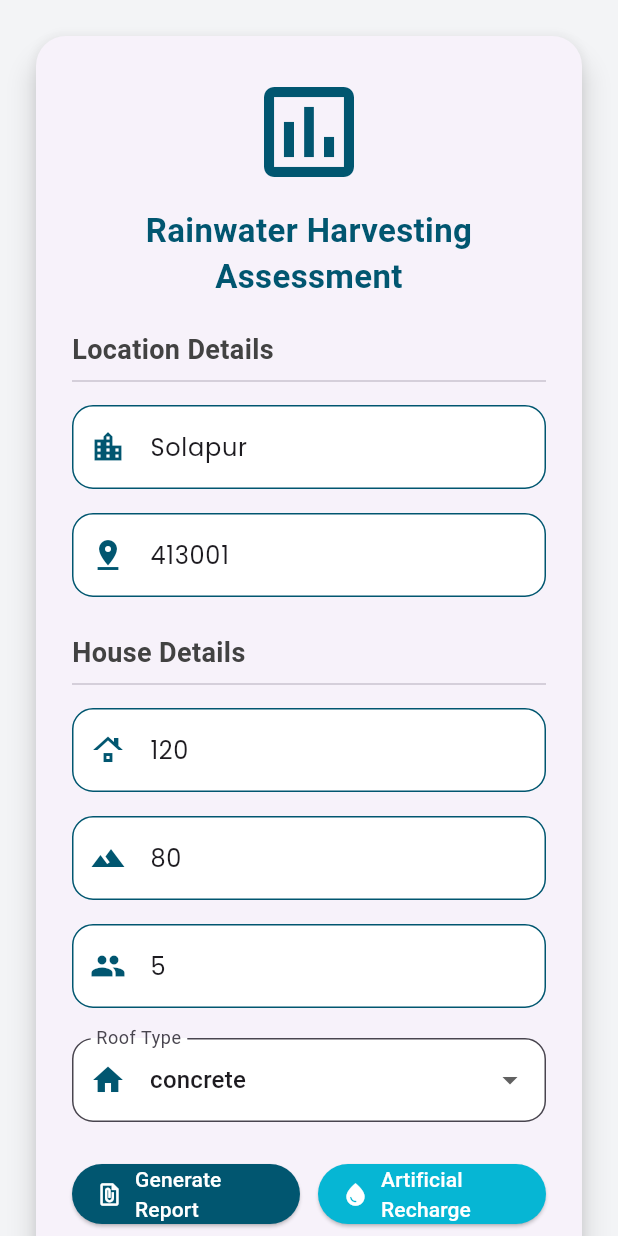
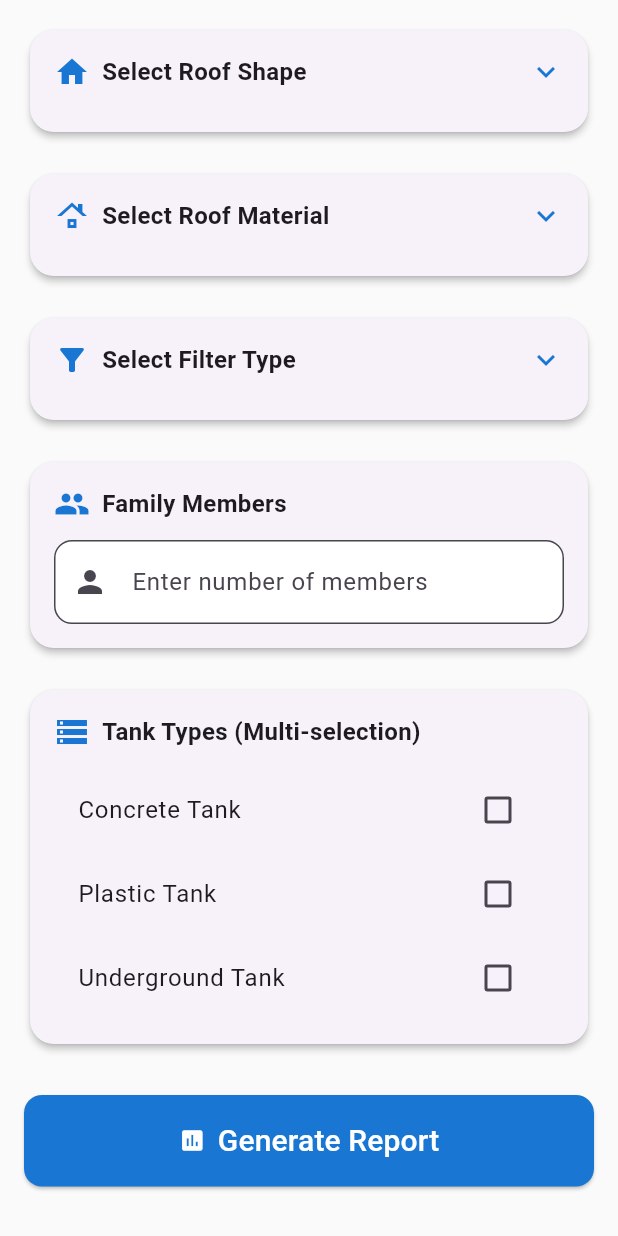
Before and after one commit to codermisba/aquacatch, a Flutter app: the AssessmentPage screen opened directly, on a phone screen of 412 x 824 dp. Run offline on Flutter 3.47's test engine with Material 3 defaults, Android fonts, the phone set to English and light mode, and no system bars; our stand-ins replace cloud_firestore, firebase_auth, firebase_core, google_fonts, lottie; accounts and stored records are empty.

Commit message:
changes made in assessment

```diff
--- a/lib/assesment_page.dart
+++ b/lib/assesment_page.dart
@@ -1,299 +1,404 @@
 import 'package:flutter/material.dart';
-import 'package:http/http.dart' as http;
-import 'dart:convert';
-import 'components.dart';
-import 'result_page.dart';
+import 'package:flutter/services.dart';
 
 class AssessmentPage extends StatefulWidget {
   const AssessmentPage({super.key});
 
   @override
-  // ignore: library_private_types_in_public_api
-  _AssessmentPageState createState() => _AssessmentPageState();
+  AssessmentPageState createState() => AssessmentPageState();
 }
 
-class _AssessmentPageState extends State<AssessmentPage> {
-  final TextEditingController _locationController =
-      TextEditingController(text: "Solapur");
-  final TextEditingController _pincodeController =
-      TextEditingController(text: "413001");
-  final TextEditingController _roofAreaController =
-      TextEditingController(text: "120"); // sqft
-  final TextEditingController _openSpaceController =
-      TextEditingController(text: "80"); // sqft
-  final TextEditingController _dwellersController =
-      TextEditingController(text: "5");
+class AssessmentPageState extends State<AssessmentPage>
+    with TickerProviderStateMixin {
+  final _formKey = GlobalKey<FormState>();
 
-  String _roofType = "concrete";
-  bool _isLoading = false;
+  final _familyMembersController = TextEditingController();
 
-  /// 🚀 Navigate to result page after calculations
-Future<void> _navigateToResult() async {
-  setState(() => _isLoading = true);
+  // Separate variables for each section
+  String? _selectedRoofShape; // Flat/Sloped
+  String? _selectedRoofMaterial; // Concrete/GI Sheet/Asbestos
+  String? _selectedFilterType;
+  List<String> _selectedTanks = [];
 
-  String location = _locationController.text.trim();
-  String pincode = _pincodeController.text.trim();
-  int dwellers = int.tryParse(_dwellersController.text) ?? 1;
+  bool _isRoofShapeExpanded = false;
+  bool _isRoofMaterialExpanded = false;
+  bool _isFilterExpanded = false;
 
-  // ✅ Convert sqft to m² for calculation
-  double roofAreaSqft = double.tryParse(_roofAreaController.text) ?? 0;
-  // double openSpaceSqft = double.tryParse(_openSpaceController.text) ?? 0;
-  double roofAreaM2 = roofAreaSqft * 0.092903; // 1 sqft = 0.092903 m²
-  // double openSpaceM2 = openSpaceSqft * 0.092903;
+  late AnimationController _fadeController;
+  late AnimationController _slideController;
+  late Animation<double> _fadeAnimation;
+  late Animation<Offset> _slideAnimation;
 
-  // Fetch rainfall (mm)
-  Map<String, dynamic> rainfallData = await _fetchRainfallData(location, pincode);
-  double annualRainfall = rainfallData['annual']; // mm/year
-  // List<double> last7Days = rainfallData['last7Days'];
+  // Rooftop shape options (with images)
+  final List<Map<String, String>> _rooftopOptions = [
+    {
+      'value': 'Flat Roof',
+      'label': 'Flat Roof',
+      'image': 'assets/images/flat_roof.png',
+    },
+    {
+      'value': 'Sloped Roof',
+      'label': 'Sloped Roof',
+      'image': 'assets/images/sloped_roof.png',
+    },
+  ];
 
-  // Runoff coefficient
-  Map<String, double> coefficients = {
-    "concrete": 0.85,
-    "gi_sheet": 0.95,
-    "asbestos": 0.80,
-  };
-  double coeff = coefficients[_roofType] ?? 0.85;
+  // Rooftop material options (text only)
+  final List<Map<String, String>> _rooftypeOptions = [
+    {'value': 'concrete', 'label': 'Concrete'},
+    {'value': 'gi_sheet', 'label': 'GI Sheet'},
+    {'value': 'asbestos', 'label': 'Asbestos'},
+  ];
 
-  // Annual water demand (liters)
-  double annualDemand = dwellers * 135 * 365; // 135 liters per person per day
+  // Filter options (with images)
+  final List<Map<String, String>> _filterOptions = [
+    {
+      'value': 'Sand Filter',
+      'label': 'Sand Filter',
+      'image': 'assets/images/sand_filter.jpg',
+    },
+    {
+      'value': 'Charcoal Filter',
+      'label': 'Charcoal Filter',
+      'image': 'assets/images/charcoal_filter.png',
+    },
+    {
+      'value': 'RCC First Flush Filter',
+      'label': 'RCC First Flush Filter',
+      'image': 'assets/images/first_flush.png',
+    },
+  ];
 
-  // Potential harvested water (liters)
-  // annualRainfall (mm) * roofArea (m²) * coeff * 1000 = liters
-  double potentialLiters = (annualRainfall / 1000) * roofAreaM2 * coeff * 1000;
+  final List<String> _tankOptions = [
+    'Concrete Tank',
+    'Plastic Tank',
+    'Underground Tank',
+  ];
 
-  // Structure recommendation based on potential vs demand
-  String structure;
-  if (potentialLiters < 0.5 * annualDemand) {
-    structure = "Small tank on rooftop";
-  } else if (potentialLiters > 4 * annualDemand) {
-    structure = "Large underground tank";
-  } else {
-    structure = "Medium-sized surface tank";
+  @override
+  void initState() {
+    super.initState();
+    _fadeController = AnimationController(
+      duration: const Duration(milliseconds: 800),
+      vsync: this,
+    );
+    _slideController = AnimationController(
+      duration: const Duration(milliseconds: 600),
+      vsync: this,
+    );
+
+    _fadeAnimation = Tween<double>(
+      begin: 0.0,
+      end: 1.0,
+    ).animate(CurvedAnimation(parent: _fadeController, curve: Curves.easeIn));
+
+    _slideAnimation =
+        Tween<Offset>(begin: const Offset(0, 0.3), end: Offset.zero).animate(
+          CurvedAnimation(parent: _slideController, curve: Curves.easeOutCubic),
+        );
+
+    _fadeController.forward();
+    _slideController.forward();
   }
 
-  // Cost estimation
-  Map<String, double> costs = {
-    "Small tank on rooftop": 10000,
-    "Medium-sized surface tank": 25000,
-    "Large underground tank": 50000,
-  };
-  double cost = costs[structure] ?? 0;
+  @override
+  void dispose() {
+    _familyMembersController.dispose();
+    _fadeController.dispose();
+    _slideController.dispose();
+    super.dispose();
+  }
 
-  // Savings calculation (assume ₹ per liter)
-  double savings = potentialLiters * 0.005; // adjust rate if needed
+  void _submitForm() {
+    if (_formKey.currentState!.validate()) {
+      ScaffoldMessenger.of(context).showSnackBar(
+        SnackBar(
+          content: const Text('Report generated successfully!'),
+          backgroundColor: Colors.green.shade600,
+          behavior: SnackBarBehavior.floating,
+          shape: RoundedRectangleBorder(
+            borderRadius: BorderRadius.circular(10),
+          ),
+        ),
+      );
+    }
+  }
 
-  setState(() => _isLoading = false);
-
-  // Navigate to result page
-  Navigator.push(
-    // ignore: use_build_context_synchronously
-    context,
-    MaterialPageRoute(
-      builder: (_) => ResultPage(
-        annualRainfall: annualRainfall,
-        potentialLiters: potentialLiters,
-        structure: structure,
-        cost: cost,
-        savings: savings,
-        dwellers: dwellers,
-        roofArea: roofAreaSqft, // show sqft to user
-        // openSpace: openSpaceSqft, // show sqft to user
-        // annualDemand: annualDemand,
-        // last7Days: last7Days,
+  // ------------------ Reusable Expandable Selector ------------------
+  Widget _buildExpandableSelector({
+    required String title,
+    required IconData icon,
+    required List<Map<String, String>> options,
+    required String? selectedValue,
+    required bool isExpanded,
+    required VoidCallback onToggle,
+    required ValueChanged<String?> onChanged,
+  }) {
+    return Card(
+      shape: RoundedRectangleBorder(borderRadius: BorderRadius.circular(16)),
+      elevation: 2,
+      child: Padding(
+        padding: const EdgeInsets.all(16),
+        child: Column(
+          crossAxisAlignment: CrossAxisAlignment.start,
+          children: [
+            GestureDetector(
+              onTap: onToggle,
+              child: Row(
+                mainAxisAlignment: MainAxisAlignment.spaceBetween,
+                children: [
+                  Row(
+                    children: [
+                      Icon(icon, color: Colors.blue.shade700),
+                      const SizedBox(width: 8),
+                      Text(
+                        selectedValue ?? title,
+                        style: const TextStyle(
+                          fontSize: 16,
+                          fontWeight: FontWeight.bold,
+                        ),
+                      ),
+                    ],
+                  ),
+                  Icon(
+                    isExpanded
+                        ? Icons.keyboard_arrow_up
+                        : Icons.keyboard_arrow_down,
+                    color: Colors.blue.shade700,
+                  ),
+                ],
+              ),
+            ),
+            const SizedBox(height: 12),
+            if (isExpanded)
+              Wrap(
+                spacing: 16,
+                runSpacing: 16,
+                children: options.map((option) {
+                  final isSelected = selectedValue == option['value'];
+                  return GestureDetector(
+                    onTap: () => onChanged(option['value']),
+                    child: Container(
+                      width: MediaQuery.of(context).size.width / 2 - 32,
+                      padding: const EdgeInsets.all(12),
+                      decoration: BoxDecoration(
+                        color: isSelected
+                            ? Colors.blue.withOpacity(0.1)
+                            : Colors.grey[100],
+                        border: Border.all(
+                          color: isSelected
+                              ? Colors.blue
+                              : Colors.grey.shade300,
+                          width: 2,
+                        ),
+                        borderRadius: BorderRadius.circular(12),
+                      ),
+                      child: Column(
+                        children: [
+                          if (option['image'] != null) ...[
+                            ClipRRect(
+                              borderRadius: BorderRadius.circular(8),
+                              child: Image.asset(
+                                option['image']!,
+                                width: 60,
+                                height: 60,
+                                fit: BoxFit.cover,
+                              ),
+                            ),
+                            const SizedBox(height: 6),
+                          ],
+                          Text(
+                            option['label'] ?? option['value']!,
+                            textAlign: TextAlign.center,
+                            style: TextStyle(
+                              fontSize: 14,
+                              fontWeight: FontWeight.w500,
+                              color: isSelected ? Colors.blue : Colors.black87,
+                            ),
+                          ),
+                        ],
+                      ),
+                    ),
+                  );
+                }).toList(),
+              ),
+          ],
         ),
       ),
     );
   }
 
-  /// 🌧 Fetch rainfall using location + pincode
-Future<Map<String, dynamic>> _fetchRainfallData(String location, String pincode) async {
-  try {
-    // 1️⃣ Get coordinates (lat, lon) from OpenStreetMap
-    final geoUrl = Uri.parse(
-        "https://nominatim.openstreetmap.org/search?city=$location&postalcode=$pincode&country=India&format=json&limit=1");
-    final geoResp = await http.get(
-      geoUrl,
-      headers: {"User-Agent": "RainHarvestApp/1.0 (your_email@example.com)"},
+  InputDecoration _inputDecoration(String hint) {
+    return InputDecoration(
+      hintText: hint,
+      border: OutlineInputBorder(borderRadius: BorderRadius.circular(12)),
+      filled: true,
+      fillColor: Colors.white,
     );
-
-    if (geoResp.statusCode != 200) {
-      return {'annual': 1000.0, 'last7Days': List.filled(7, 2.0)};
   }
 
-    final geoData = json.decode(geoResp.body);
-    if (geoData.isEmpty) {
-      return {'annual': 1000.0, 'last7Days': List.filled(7, 2.0)};
-    }
-
-    double lat = double.parse(geoData[0]["lat"]);
-    double lon = double.parse(geoData[0]["lon"]);
-
-    // 2️⃣ Dates for NASA POWER API
-    DateTime today = DateTime.now();
-    DateTime lastYear = today.subtract(const Duration(days: 365));
-
-    String startDate = "${lastYear.year}${lastYear.month.toString().padLeft(2,'0')}${lastYear.day.toString().padLeft(2,'0')}";
-    String endDate = "${today.year}${today.month.toString().padLeft(2,'0')}${today.day.toString().padLeft(2,'0')}";
-
-    // 3️⃣ NASA POWER API request (daily corrected precipitation = PRECTOTCORR)
-    final nasaUrl = Uri.parse(
-        "https://power.larc.nasa.gov/api/temporal/daily/point?parameters=PRECTOTCORR&community=AG&longitude=$lon&latitude=$lat&start=$startDate&end=$endDate&format=JSON");
-
-    final nasaResp = await http.get(nasaUrl);
-
-    if (nasaResp.statusCode != 200) {
-      return {'annual': 1000.0, 'last7Days': List.filled(7, 2.0)};
-    }
-
-    final nasaData = json.decode(nasaResp.body);
-
-    // 4️⃣ Extract daily precipitation (mm/day) and filter invalid values
-    Map<String, dynamic> values = nasaData["properties"]["parameter"]["PRECTOTCORR"];
-    List<double> dailyRainfall = values.values
-    .map((e) => e == null ? 0.0 : (e as num).toDouble())
-    .map((e) => e < 0 ? 0.0 : e)
-    .toList()
-    .cast<double>();
-
-    // 5️⃣ Annual rainfall
-    double annualRainfall = dailyRainfall.fold(0.0, (prev, e) => prev + e);
-
-    // 6️⃣ Last 7 days rainfall
-    List<double> last7Days = dailyRainfall.length >= 7
-        ? dailyRainfall.skip(dailyRainfall.length - 7).toList()
-        : List.from(dailyRainfall);
-
-    return {'annual': annualRainfall, 'last7Days': last7Days};
-  } catch (e) {
-    debugPrint("Rainfall API Error: $e");
-    return {'annual': 1000.0, 'last7Days': List.filled(7, 2.0)};
-  }
+  Widget _buildSectionCard({
+    required IconData icon,
+    required String title,
+    required Widget child,
+  }) {
+    return Card(
+      elevation: 2,
+      shape: RoundedRectangleBorder(borderRadius: BorderRadius.circular(16)),
+      child: Padding(
+        padding: const EdgeInsets.all(16),
+        child: Column(
+          crossAxisAlignment: CrossAxisAlignment.start,
+          children: [
+            Row(
+              children: [
+                Icon(icon, color: Colors.blue.shade700),
+                const SizedBox(width: 8),
+                Text(
+                  title,
+                  style: const TextStyle(
+                    fontSize: 16,
+                    fontWeight: FontWeight.bold,
+                  ),
+                ),
+              ],
+            ),
+            const SizedBox(height: 12),
+            child,
+          ],
+        ),
+      ),
+    );
   }
 
   @override
   Widget build(BuildContext context) {
     return Scaffold(
-      backgroundColor: bgColor,
-
-      body: Center(
+      backgroundColor: Colors.grey.shade50,
+      body: FadeTransition(
+        opacity: _fadeAnimation,
+        child: SlideTransition(
+          position: _slideAnimation,
           child: SingleChildScrollView(
-          padding: const EdgeInsets.all(20),
-          child: Card(
-            shape: RoundedRectangleBorder(borderRadius: BorderRadius.circular(20)),
-            elevation: 8,
-            child: Padding(
-              padding: const EdgeInsets.all(24.0),
+            padding: const EdgeInsets.all(16),
+            child: Form(
+              key: _formKey,
               child: Column(
-                mainAxisSize: MainAxisSize.min,
                 children: [
-                  const Icon(Icons.assessment_outlined,
-                      size: 80, color: primaryColor),
-                  const SizedBox(height: 10),
-                  const Text(
-                    "Rainwater Harvesting Assessment",
-                    textAlign: TextAlign.center,
-                    style: TextStyle(
-                        fontSize: 22,
-                        fontWeight: FontWeight.bold,
-                        color: primaryColor),
+                  // Roof Shape (with images)
+                  _buildExpandableSelector(
+                    title: 'Select Roof Shape',
+                    icon: Icons.home,
+                    options: _rooftopOptions,
+                    selectedValue: _selectedRoofShape,
+                    isExpanded: _isRoofShapeExpanded,
+                    onToggle: () => setState(
+                      () => _isRoofShapeExpanded = !_isRoofShapeExpanded,
+                    ),
+                    onChanged: (value) =>
+                        setState(() => _selectedRoofShape = value),
                   ),
                   const SizedBox(height: 20),
 
-                  /// Location details
-                  Align(
-                    alignment: Alignment.centerLeft,
-                    child: Text("Location Details",
-                        style: TextStyle(
-                            fontSize: 18,
-                            fontWeight: FontWeight.w600,
-                            color: Colors.grey[800])),
+                  // Roof Material (text only)
+                  _buildExpandableSelector(
+                    title: 'Select Roof Material',
+                    icon: Icons.roofing,
+                    options: _rooftypeOptions,
+                    selectedValue: _selectedRoofMaterial,
+                    isExpanded: _isRoofMaterialExpanded,
+                    onToggle: () => setState(
+                      () => _isRoofMaterialExpanded = !_isRoofMaterialExpanded,
                     ),
-                  const Divider(),
-                  customTextField(
-                      controller: _locationController,
-                      hint: "Location",
-                      icon: Icons.location_city),
-                  customTextField(
-                      controller: _pincodeController,
-                      hint: "Pincode",
-                      icon: Icons.pin_drop),
+                    onChanged: (value) =>
+                        setState(() => _selectedRoofMaterial = value),
+                  ),
+                  const SizedBox(height: 20),
 
-                  const SizedBox(height: 16),
+                  // Filter Type
+                  _buildExpandableSelector(
+                    title: 'Select Filter Type',
+                    icon: Icons.filter_alt,
+                    options: _filterOptions,
+                    selectedValue: _selectedFilterType,
+                    isExpanded: _isFilterExpanded,
+                    onToggle: () =>
+                        setState(() => _isFilterExpanded = !_isFilterExpanded),
+                    onChanged: (value) =>
+                        setState(() => _selectedFilterType = value),
+                  ),
 
-                  /// House details
-                  Align(
-                    alignment: Alignment.centerLeft,
-                    child: Text("House Details",
-                        style: TextStyle(
-                            fontSize: 18,
-                            fontWeight: FontWeight.w600,
-                            color: Colors.grey[800])),
-                  ),
-                  const Divider(),
-                  customTextField(
-                      controller: _roofAreaController,
-                      hint: "Rooftop Area (sqft)",
-                      icon: Icons.roofing),
-                  customTextField(
-                      controller: _openSpaceController,
-                      hint: "Open Space Area (sqft)",
-                      icon: Icons.landscape),
-                  customTextField(
-                      controller: _dwellersController,
-                      hint: "Number of Dwellers",
-                      icon: Icons.people),
-                  const SizedBox(height: 12),
+                  const SizedBox(height: 20),
 
-                  DropdownButtonFormField<String>(
-                    initialValue: _roofType,
-                    decoration: InputDecoration(
-                      labelText: "Roof Type",
-                      prefixIcon: const Icon(Icons.home, color: primaryColor),
-                      filled: true,
-                      fillColor: Colors.white,
-                      border: OutlineInputBorder(
-                        borderRadius: BorderRadius.circular(14),
-                        borderSide: const BorderSide(color: primaryColor),
+                  // Family Members
+                  _buildSectionCard(
+                    icon: Icons.people,
+                    title: 'Family Members',
+                    child: TextFormField(
+                      controller: _familyMembersController,
+                      keyboardType: TextInputType.number,
+                      inputFormatters: [FilteringTextInputFormatter.digitsOnly],
+                      decoration: _inputDecoration(
+                        'Enter number of members',
+                      ).copyWith(prefixIcon: const Icon(Icons.person)),
+                      validator: (value) {
+                        if (value == null || value.isEmpty) {
+                          return 'Please enter number of family members';
+                        }
+                        if (int.tryParse(value) == null ||
+                            int.parse(value) <= 0) {
+                          return 'Enter a valid number';
+                        }
+                        return null;
+                      },
                     ),
                   ),
-                    items: ["concrete", "gi_sheet", "asbestos"]
-                        .map((type) =>
-                            DropdownMenuItem(value: type, child: Text(type)))
-                        .toList(),
-                    onChanged: (val) => setState(() => _roofType = val!),
+
+                  const SizedBox(height: 20),
+
+                  // Tanks
+                  _buildSectionCard(
+                    icon: Icons.storage,
+                    title: 'Tank Types (Multi-selection)',
+                    child: Column(
+                      children: _tankOptions.map((tank) {
+                        return CheckboxListTile(
+                          title: Text(tank),
+                          value: _selectedTanks.contains(tank),
+                          onChanged: (value) {
+                            setState(() {
+                              if (value == true) {
+                                _selectedTanks.add(tank);
+                              } else {
+                                _selectedTanks.remove(tank);
+                              }
+                            });
+                          },
+                        );
+                      }).toList(),
+                    ),
                   ),
 
-                  const SizedBox(height: 24),
+                  const SizedBox(height: 30),
 
-                  /// Buttons
-                  _isLoading
-                      ? const CircularProgressIndicator(color: primaryColor)
-                      : Row(
-                          children: [
-                            Expanded(
+                  SizedBox(
+                    width: double.infinity, // Makes button full width
                     child: ElevatedButton.icon(
-                                icon: const Icon(Icons.file_present,
-                                    color: Colors.white),
-                                label: const Text("Generate Report",
-                                    style: TextStyle(color: Colors.white)),
+                      onPressed: _submitForm,
+                      icon: const Icon(Icons.assessment),
+                      label: const Text(
+                        'Generate Report',
+                        style: TextStyle(fontSize: 20),
+                      ),
                       style: ElevatedButton.styleFrom(
-                                    backgroundColor: primaryColor),
-                                onPressed: _navigateToResult,
+                        backgroundColor: Colors.blue.shade700,
+                        foregroundColor: Colors.white,
+                        padding: const EdgeInsets.symmetric(vertical: 16),
+                        shape: RoundedRectangleBorder(
+                          borderRadius: BorderRadius.circular(12),
                         ),
                       ),
-                            const SizedBox(width: 12),
-                            Expanded(
-                              child: ElevatedButton.icon(
-                                icon: const Icon(Icons.water_drop,
-                                    color: Colors.white),
-                                label: const Text("Artificial Recharge",
-                                    style: TextStyle(color: Colors.white)),
-                                style: ElevatedButton.styleFrom(
-                                    backgroundColor: accentColor),
-                                onPressed: _navigateToResult,
                     ),
-                            ),
-                          ],
                   ),
                 ],
               ),
--- a/lib/main_navigation.dart
+++ b/lib/main_navigation.dart
@@ -92,7 +92,7 @@ class _MainNavigationState extends State<MainNavigation> {
       child: Scaffold(
         backgroundColor: bgColor,
         appBar: AppBar(
-          backgroundColor: primaryColor,
+          backgroundColor: const Color.fromRGBO(1, 86, 112, 1),
           title: Text(
             _getAppBarTitle(),
             style: const TextStyle(color: Colors.white, fontSize: 28),
```
Also changed, not shown: lib/home_screen.dart (+0 -8 lines), assets/images/charcoal_filter.png (added), assets/images/first_flush.png (added), assets/images/flat_roof.png (added), assets/images/sand_filter.jpg (added), assets/images/sloped_roof.png (added). Lines whose indentation alone changed are shown as unchanged.
